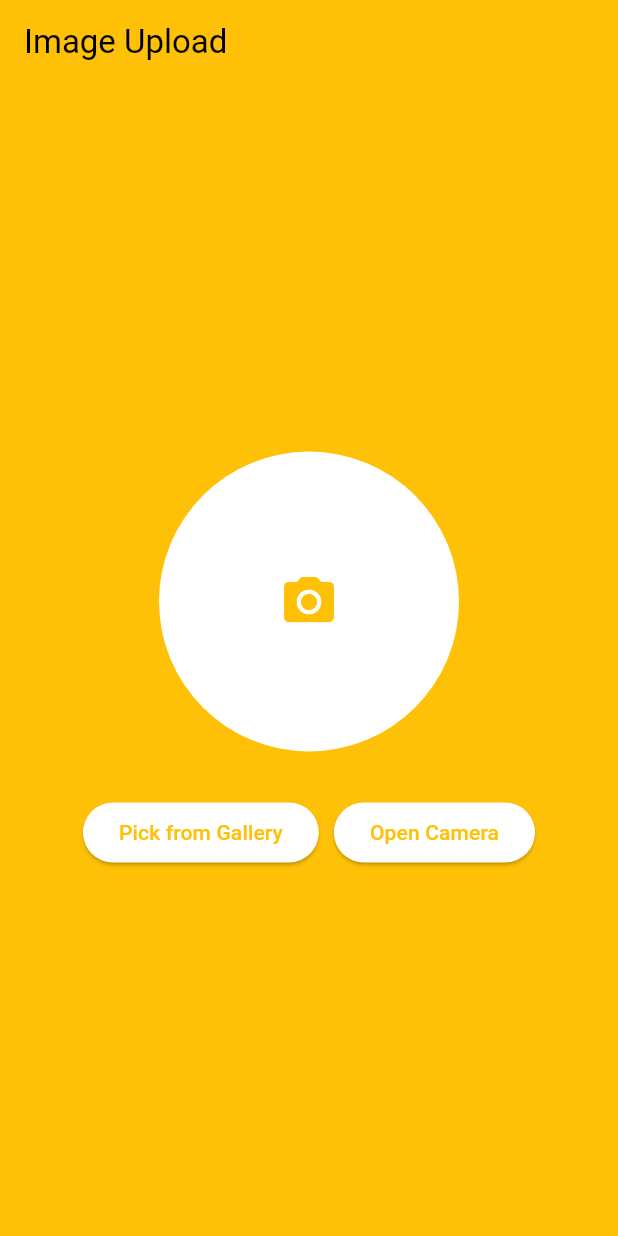
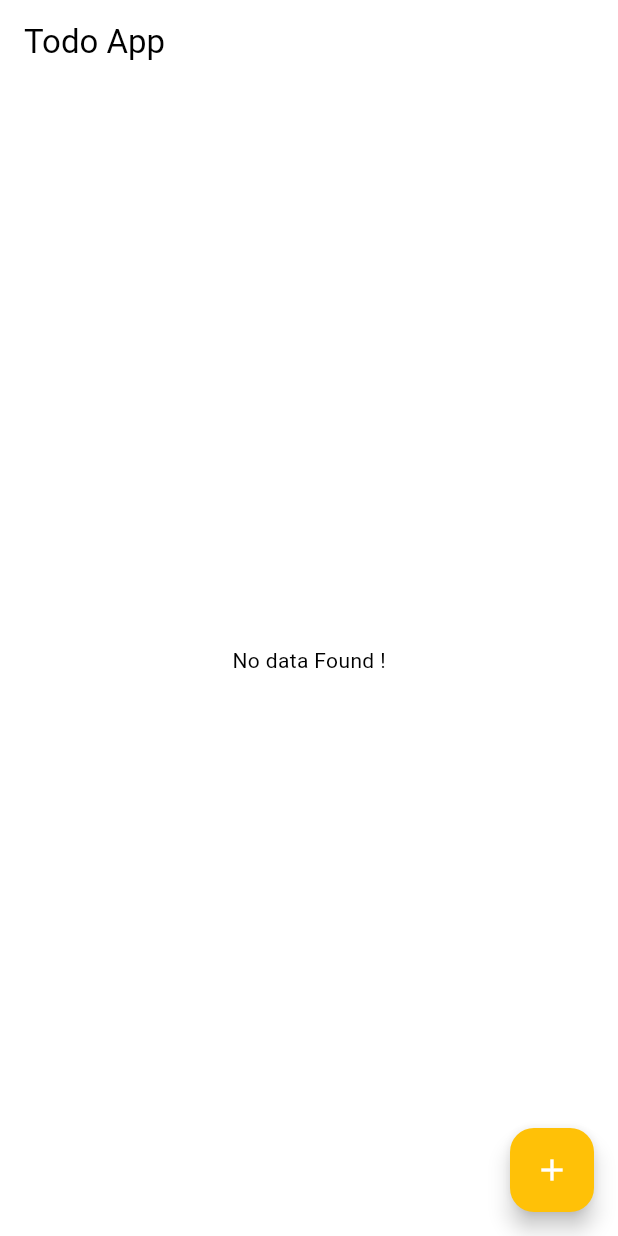
Before and after one commit to AshutoshSahu913/clean_code_with_bloc, a Flutter app: the screen it shows after launch, on a phone screen of 412 x 824 dp. Run offline on Flutter 3.47's test engine with Material 3 defaults, Android fonts, the phone set to English and light mode, and no system bars; our stand-ins replace bloc, equatable, flutter_bloc, image_picker, permission_handler.

Commit message:
add todo bloc

```diff
--- /dev/null
+++ b/lib/bloc/todo_bloc/todo_bloc.dart
@@ -0,0 +1,22 @@
+import 'package:bloc/bloc.dart';
+import 'package:clean_code_with_bloc/bloc/todo_bloc/todo_event.dart';
+import 'package:clean_code_with_bloc/bloc/todo_bloc/todo_state.dart';
+
+class TodoBloc extends Bloc<TodoEvents, TodoState> {
+  final List<String> todosList = [];
+
+  TodoBloc() : super(const TodoState()) {
+    on<AddTaskEvent>(_addTodoEvents);
+    on<RemoveTaskEvent>(_removeTodoEvents);
+  }
+
+  void _addTodoEvents(AddTaskEvent event, Emitter<TodoState> emit) {
+    todosList.add(event.task);
+    emit(state.copyWith(todosList: List.from(todosList)));
+  }
+
+  void _removeTodoEvents(RemoveTaskEvent event, Emitter<TodoState> emit) {
+    todosList.remove(event.task);
+    emit(state.copyWith(todosList: List.from(todosList)));
+  }
+}
--- /dev/null
+++ b/lib/bloc/todo_bloc/todo_event.dart
@@ -0,0 +1,23 @@
+import 'package:equatable/equatable.dart';
+
+abstract class TodoEvents extends Equatable {
+  const TodoEvents();
+}
+
+class AddTaskEvent extends TodoEvents {
+  final String task;
+
+  const AddTaskEvent({required this.task});
+
+  @override
+  List<Object?> get props => [task];
+}
+
+class RemoveTaskEvent extends TodoEvents {
+  final Object task;
+
+  const RemoveTaskEvent({required this.task});
+
+  @override
+  List<Object?> get props => [task];
+}
--- /dev/null
+++ b/lib/bloc/todo_bloc/todo_state.dart
@@ -0,0 +1,14 @@
+import 'package:equatable/equatable.dart';
+
+class TodoState extends Equatable {
+  final List<String> todosList;
+
+  const TodoState({this.todosList = const []});
+
+  TodoState copyWith({List<String>? todosList}) {
+    return TodoState(todosList: todosList ?? this.todosList);
+  }
+
+  @override
+  List<Object?> get props => [todosList];
+}
--- a/lib/config/routes/routes.dart
+++ b/lib/config/routes/routes.dart
@@ -3,6 +3,7 @@ import 'package:clean_code_with_bloc/views/counter/counter_screen.dart';
 import 'package:clean_code_with_bloc/views/image_upload/image_upload_screen.dart';
 import 'package:flutter/material.dart';
 
+import '../../views/todo/todo_screen.dart';
 import '../../views/view.dart';
 
 class Routes {
@@ -18,6 +19,8 @@ class Routes {
         return MaterialPageRoute(builder: (context) => CounterScreen());
       case RoutesNames.imageUploadScreen:
         return MaterialPageRoute(builder: (context) => ImageUploadScreen());
+      case RoutesNames.todoScreen:
+        return MaterialPageRoute(builder: (context) => TodoScreen());
       default:
         return MaterialPageRoute(
           builder: (context) =>
--- a/lib/config/routes/routes_name.dart
+++ b/lib/config/routes/routes_name.dart
@@ -4,4 +4,5 @@ class RoutesNames {
   static const String homeScreen = "home_screen";
   static const String counterScreen = "counter_screen";
   static const String  imageUploadScreen = "image_upload_screen";
+  static const String todoScreen = "todo_screen";
 }
--- a/lib/main.dart
+++ b/lib/main.dart
@@ -8,6 +8,7 @@ import 'package:flutter/material.dart';
 import 'package:flutter_bloc/flutter_bloc.dart';
 
 import 'bloc/switch_bloc/switch_bloc.dart';
+import 'bloc/todo_bloc/todo_bloc.dart';
 
 void main() {
   runApp(const MyApp());
@@ -23,7 +24,8 @@ class MyApp extends StatelessWidget {
       providers: [
         BlocProvider(create: (_) => CounterBloc()),
         BlocProvider(create: (_) => SwitchBloc()),
-        BlocProvider(create: (_) => ImagePickerBloc(ImagePickerUtils()))
+        BlocProvider(create: (_) => ImagePickerBloc(ImagePickerUtils())),
+        BlocProvider(create: (_) => TodoBloc())
       ],
       child: MaterialApp(
         title: 'Flutter Demo',
--- a/lib/services/splash/splash_services.dart
+++ b/lib/services/splash/splash_services.dart
@@ -8,7 +8,7 @@ class SplashServices {
   void isLogin(BuildContext context) {
     Timer(Duration(seconds: 3), () {
       Navigator.pushNamedAndRemoveUntil(
-          context, RoutesNames.imageUploadScreen, (route) => false);
+          context, RoutesNames.todoScreen, (route) => false);
     });
   }
 }
--- /dev/null
+++ b/lib/views/todo/todo_screen.dart
@@ -0,0 +1,48 @@
+import 'package:clean_code_with_bloc/bloc/todo_bloc/todo_bloc.dart';
+import 'package:clean_code_with_bloc/bloc/todo_bloc/todo_event.dart';
+import 'package:clean_code_with_bloc/bloc/todo_bloc/todo_state.dart';
+import 'package:clean_code_with_bloc/config/color/colors.dart';
+import 'package:flutter/material.dart';
+import 'package:flutter_bloc/flutter_bloc.dart';
+
+class TodoScreen extends StatelessWidget {
+  const TodoScreen({super.key});
+
+  @override
+  Widget build(BuildContext context) {
+    return Scaffold(
+      appBar: AppBar(title: Text("Todo App ")),
+      body: BlocBuilder<TodoBloc, TodoState>(
+        builder: (context, state) {
+          if (state.todosList.isEmpty) {
+            return Center(child: Text('No data Found !'));
+          } else if (state.todosList.isNotEmpty) {
+            return ListView.builder(
+              itemCount: state.todosList.length,
+              itemBuilder: (context, index) => ListTile(
+                title: Text("This is ${state.todosList[index]}"),
+                trailing: IconButton(
+                  color: Colors.red,
+                  onPressed: (){
+                    context.read<TodoBloc>().add(RemoveTaskEvent(task:state.todosList[index]));
+                  },
+                  icon: Icon(Icons.delete, color: AppColors.redColor),
+                ),
+              ),
+            );
+          } else {
+            return SizedBox();
+          }
+        },
+      ),
+      floatingActionButton: FloatingActionButton(
+        onPressed: () {
+          for (int i = 0; i < 5; i++) {
+            context.read<TodoBloc>().add(AddTaskEvent(task: "Task$i"));
+          }
+        },
+        child: Icon(Icons.add),
+      ),
+    );
+  }
+}
```
